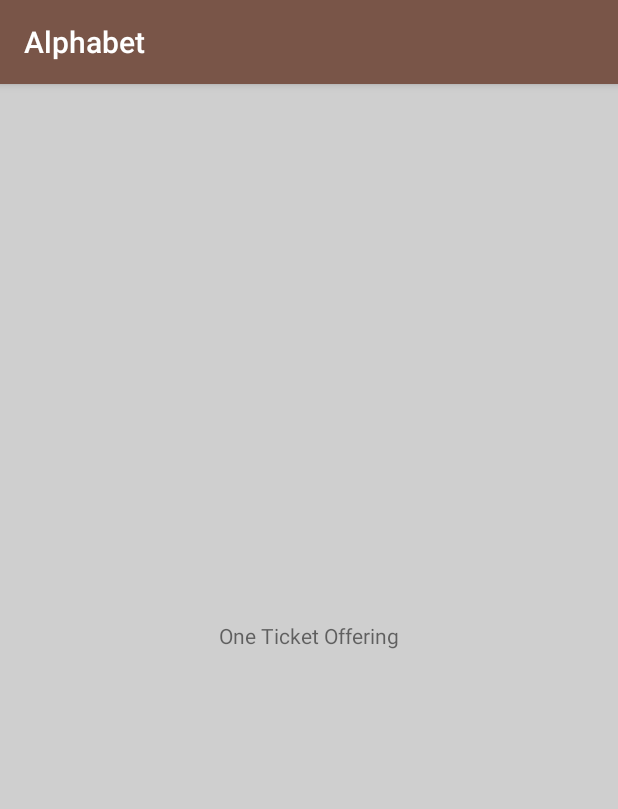
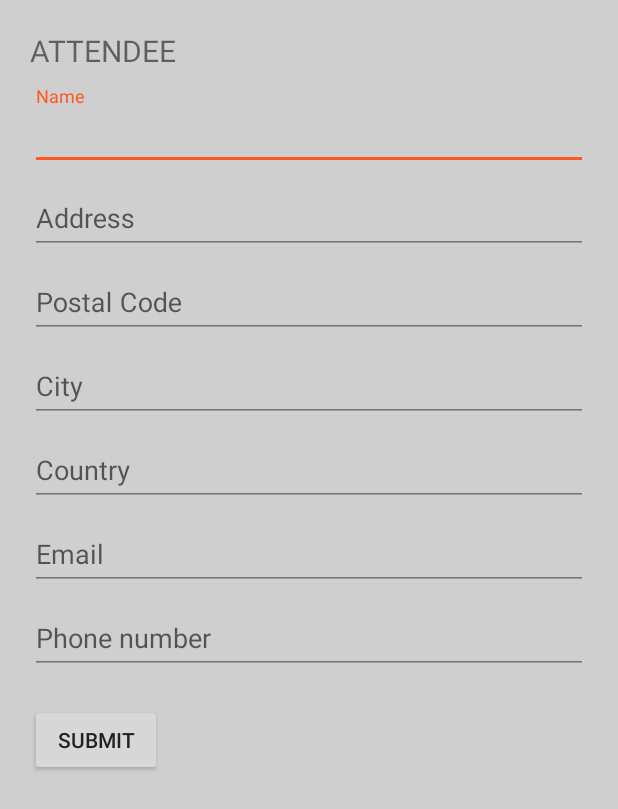
Before and after one commit to laszlourszuly/Alphabet, an Android app: the screen it shows after launch (TicketActivity before the commit, RegisterActivity after it), after a tap on "ONE TICKET", on a phone screen of 412 x 824 dp. Shown: the top 809 px of the screen. Run offline under Robolectric (Android 15) with nearby library versions, the phone set to English and light mode, and no system bars; our stand-ins replace ButterKnife.

Commit message:
Add register activity

```diff
--- a/app/build.gradle
+++ b/app/build.gradle
@@ -40,6 +40,10 @@ dependencies {
     compile 'io.reactivex.rxjava2:rxandroid:2.0.1'
     compile 'io.reactivex.rxjava2:rxjava:2.1.5'
 
+    //ButterKnife
+    compile 'com.jakewharton:butterknife:8.8.1'
+    annotationProcessor 'com.jakewharton:butterknife-compiler:8.8.1'
+
 }
 
 apply plugin: 'com.google.gms.google-services'
--- a/app/src/main/AndroidManifest.xml
+++ b/app/src/main/AndroidManifest.xml
@@ -27,6 +27,8 @@
 
         <activity android:name=".screen.checkout.CheckoutActivity" />
 
+        <activity android:name=".screen.register.RegisterActivity" />
+
     </application>
 
 </manifest>
--- /dev/null
+++ b/app/src/main/java/com/jayway/alphabet/screen/register/RegisterActivity.java
@@ -0,0 +1,58 @@
+package com.jayway.alphabet.screen.register;
+
+import android.content.Context;
+import android.content.Intent;
+import android.os.Bundle;
+import android.support.v7.app.AppCompatActivity;
+import android.view.View;
+import android.widget.Button;
+import android.widget.EditText;
+import android.widget.LinearLayout;
+
+import com.jayway.alphabet.R;
+
+import butterknife.BindView;
+import butterknife.ButterKnife;
+
+public class RegisterActivity extends AppCompatActivity {
+  private static final String NBR_OF_ATTENDEES = "nbrOfAttendees";
+
+  @BindView(R.id.input_name) EditText mName1;
+  @BindView(R.id.input_address) EditText mAddress1;
+  @BindView(R.id.input_postalCode) EditText mPostalCode1;
+  @BindView(R.id.input_city) EditText mCity1;
+  @BindView(R.id.input_country) EditText mCountry1;
+  @BindView(R.id.input_email) EditText mEmail1;
+  @BindView(R.id.input_phone) EditText mPhone1;
+
+  @BindView(R.id.attende2) LinearLayout mAttendee2;
+  @BindView(R.id.input_name2) EditText mName2;
+  @BindView(R.id.input_addres2) EditText mAddress2;
+  @BindView(R.id.input_postalCode2) EditText mPostalCode2;
+  @BindView(R.id.input_city2) EditText mCity2;
+  @BindView(R.id.input_country2) EditText mCountry2;
+  @BindView(R.id.input_email2) EditText mEmail2;
+  @BindView(R.id.input_phone2) EditText mPhone2;
+
+  @BindView(R.id.submitBtn) Button mSubmit;
+
+  @Override
+  protected void onCreate(Bundle savedInstanceState) {
+    super.onCreate(savedInstanceState);
+    setContentView(R.layout.activity_register);
+    ButterKnife.bind(this);
+    Intent intent = getIntent();
+    int nbrOfAttendees = intent.getIntExtra(NBR_OF_ATTENDEES, 1);
+    if (nbrOfAttendees != 1) {
+      mAttendee2.setVisibility(View.VISIBLE);
+    }
+
+
+  }
+
+  public static void showActivity(Context context, int attendees) {
+    Intent launchIntent = new Intent(context, RegisterActivity.class);
+    launchIntent.putExtra(NBR_OF_ATTENDEES, attendees);
+    context.startActivity(launchIntent);
+  }
+}
--- a/app/src/main/java/com/jayway/alphabet/screen/tickets/TicketActivity.java
+++ b/app/src/main/java/com/jayway/alphabet/screen/tickets/TicketActivity.java
@@ -8,6 +8,7 @@ import android.support.v7.app.AppCompatActivity;
 
 import com.jayway.alphabet.FragmentNavigationListener;
 import com.jayway.alphabet.R;
+import com.jayway.alphabet.screen.register.RegisterActivity;
 import com.jayway.alphabet.tracking.FirebaseTracker;
 
 /**
@@ -35,12 +36,12 @@ public class TicketActivity extends AppCompatActivity implements FragmentNavigat
     public void onNavigationRequest(int touchedViewId) {
         switch (touchedViewId) {
             case R.id.one_ticket:
-                navigateTo(new OneTicketFragment());
                 FirebaseTracker.getInstance().send("ONBOARDING.ONE_TICKET_BUTTON");
+                RegisterActivity.showActivity(this, 1);
                 break;
             case R.id.value_pack:
-                navigateTo(new ValuePackFragment());
                 FirebaseTracker.getInstance().send("ONBOARDING.ONE_TICKET_BUTTON");
+                RegisterActivity.showActivity(this, 2);
                 break;
             default:
                 // Don't do anything
--- /dev/null
+++ b/app/src/main/res/layout/activity_register.xml
@@ -0,0 +1,251 @@
+<?xml version="1.0" encoding="utf-8"?>
+<ScrollView
+    xmlns:android="http://schemas.android.com/apk/res/android"
+    xmlns:app="http://schemas.android.com/apk/res-auto"
+    xmlns:tools="http://schemas.android.com/tools"
+    android:layout_width="match_parent"
+    android:layout_height="match_parent"
+    tools:context="com.jayway.alphabet.RegisterActivity">
+
+    <LinearLayout
+        android:layout_width="match_parent"
+        android:layout_height="match_parent"
+        android:orientation="vertical"
+        android:padding="20dp">
+
+
+        <LinearLayout
+            android:layout_width="match_parent"
+            android:layout_height="wrap_content"
+            android:id="@+id/attende1"
+            android:orientation="vertical">
+
+            <TextView
+                android:layout_width="wrap_content"
+                android:layout_height="wrap_content"
+                android:text="ATTENDEE"
+                android:textSize="20sp"
+                android:layout_marginBottom="10dp"/>
+
+            <android.support.design.widget.TextInputLayout
+                android:id="@+id/name1"
+                android:layout_width="match_parent"
+                android:layout_height="wrap_content">
+
+                <EditText
+                    android:id="@+id/input_name"
+                    android:layout_width="match_parent"
+                    android:layout_height="wrap_content"
+                    android:hint="Name"/>
+
+            </android.support.design.widget.TextInputLayout>
+
+            <android.support.design.widget.TextInputLayout
+                android:id="@+id/address1"
+                android:layout_width="match_parent"
+                android:layout_height="wrap_content">
+
+                <EditText
+                    android:id="@+id/input_address"
+                    android:layout_width="match_parent"
+                    android:layout_height="wrap_content"
+                    android:hint="Address"/>
+
+            </android.support.design.widget.TextInputLayout>
+
+            <android.support.design.widget.TextInputLayout
+                android:id="@+id/postal_code"
+                android:layout_width="match_parent"
+                android:layout_height="wrap_content">
+
+                <EditText
+                    android:id="@+id/input_postalCode"
+                    android:layout_width="match_parent"
+                    android:layout_height="wrap_content"
+                    android:inputType="number"
+                    android:hint="Postal Code"/>
+
+            </android.support.design.widget.TextInputLayout>
+
+            <android.support.design.widget.TextInputLayout
+                android:id="@+id/city"
+                android:layout_width="match_parent"
+                android:layout_height="wrap_content">
+
+                <EditText
+                    android:id="@+id/input_city"
+                    android:layout_width="match_parent"
+                    android:layout_height="wrap_content"
+                    android:hint="City"/>
+
+            </android.support.design.widget.TextInputLayout>
+
+            <android.support.design.widget.TextInputLayout
+                android:id="@+id/country"
+                android:layout_width="match_parent"
+                android:layout_height="wrap_content">
+
+                <EditText
+                    android:id="@+id/input_country"
+                    android:layout_width="match_parent"
+                    android:layout_height="wrap_content"
+                    android:hint="Country"/>
+
+            </android.support.design.widget.TextInputLayout>
+
+            <android.support.design.widget.TextInputLayout
+                android:id="@+id/email"
+                android:layout_width="match_parent"
+                android:layout_height="wrap_content">
+
+                <EditText
+                    android:id="@+id/input_email"
+                    android:layout_width="match_parent"
+                    android:layout_height="wrap_content"
+                    android:hint="Email"/>
+
+            </android.support.design.widget.TextInputLayout>
+
+            <android.support.design.widget.TextInputLayout
+                android:id="@+id/phonenumber"
+                android:layout_width="match_parent"
+                android:layout_height="wrap_content">
+
+                <EditText
+                    android:id="@+id/input_phone"
+                    android:layout_width="match_parent"
+                    android:layout_height="wrap_content"
+                    android:inputType="phone"
+                    android:hint="Phone number"/>
+
+            </android.support.design.widget.TextInputLayout>
+        </LinearLayout>
+
+        <LinearLayout
+            android:layout_width="match_parent"
+            android:layout_height="wrap_content"
+            android:id="@+id/attende2"
+            android:orientation="vertical"
+            android:layout_marginTop="20dp"
+            android:visibility="gone">
+
+
+
+            <TextView
+                android:layout_width="wrap_content"
+                android:layout_height="wrap_content"
+                android:text="ATTENDEE 2"
+                android:textSize="20sp"
+                android:layout_marginBottom="10dp"/>
+
+            <android.support.design.widget.TextInputLayout
+                android:id="@+id/name2"
+                android:layout_width="match_parent"
+                android:layout_height="wrap_content">
+
+                <EditText
+                    android:id="@+id/input_name2"
+                    android:layout_width="match_parent"
+                    android:layout_height="wrap_content"
+                    android:hint="Name"/>
+
+            </android.support.design.widget.TextInputLayout>
+
+            <android.support.design.widget.TextInputLayout
+                android:id="@+id/address2"
+                android:layout_width="match_parent"
+                android:layout_height="wrap_content">
+
+                <EditText
+                    android:id="@+id/input_addres2"
+                    android:layout_width="match_parent"
+                    android:layout_height="wrap_content"
+                    android:hint="Address"/>
+
+            </android.support.design.widget.TextInputLayout>
+
+            <android.support.design.widget.TextInputLayout
+                android:id="@+id/postal_code2"
+                android:layout_width="match_parent"
+                android:layout_height="wrap_content">
+
+                <EditText
+                    android:id="@+id/input_postalCode2"
+                    android:layout_width="match_parent"
+                    android:layout_height="wrap_content"
+                    android:inputType="number"
+                    android:hint="Postal Code"/>
+
+            </android.support.design.widget.TextInputLayout>
+
+            <android.support.design.widget.TextInputLayout
+                android:id="@+id/city2"
+                android:layout_width="match_parent"
+                android:layout_height="wrap_content">
+
+                <EditText
+                    android:id="@+id/input_city2"
+                    android:layout_width="match_parent"
+                    android:layout_height="wrap_content"
+                    android:hint="City"/>
+
+            </android.support.design.widget.TextInputLayout>
+
+            <android.support.design.widget.TextInputLayout
+                android:id="@+id/country2"
+                android:layout_width="match_parent"
+                android:layout_height="wrap_content">
+
+                <EditText
+                    android:id="@+id/input_country2"
+                    android:layout_width="match_parent"
+                    android:layout_height="wrap_content"
+                    android:hint="Country"/>
+
+            </android.support.design.widget.TextInputLayout>
+
+            <android.support.design.widget.TextInputLayout
+                android:id="@+id/email2"
+                android:layout_width="match_parent"
+                android:layout_height="wrap_content">
+
+                <EditText
+                    android:id="@+id/input_email2"
+                    android:layout_width="match_parent"
+                    android:layout_height="wrap_content"
+                    android:hint="Email"/>
+
+            </android.support.design.widget.TextInputLayout>
+
+            <android.support.design.widget.TextInputLayout
+                android:id="@+id/phonenumber2"
+                android:layout_width="match_parent"
+                android:layout_height="wrap_content">
+
+                <EditText
+                    android:id="@+id/input_phone2"
+                    android:layout_width="match_parent"
+                    android:layout_height="wrap_content"
+                    android:inputType="phone"
+                    android:hint="Phone number"/>
+
+            </android.support.design.widget.TextInputLayout>
+
+
+
+
+        </LinearLayout>
+
+        <Button
+            android:id="@+id/submitBtn"
+            android:layout_width="wrap_content"
+            android:layout_height="wrap_content"
+            android:text="SUBMIT"
+            android:layout_marginTop="20dp"
+            />
+
+    </LinearLayout>
+
+
+
+</ScrollView>
```
